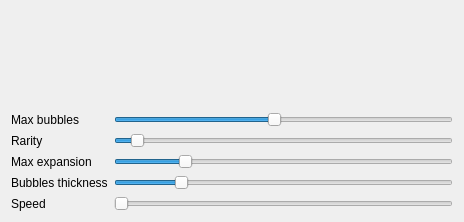
Before: the Qt Designer form Effects/Bubbles/Bubbles.ui in DLdota/OpenRGBEffectsPlugin, drawn with Qt 5.
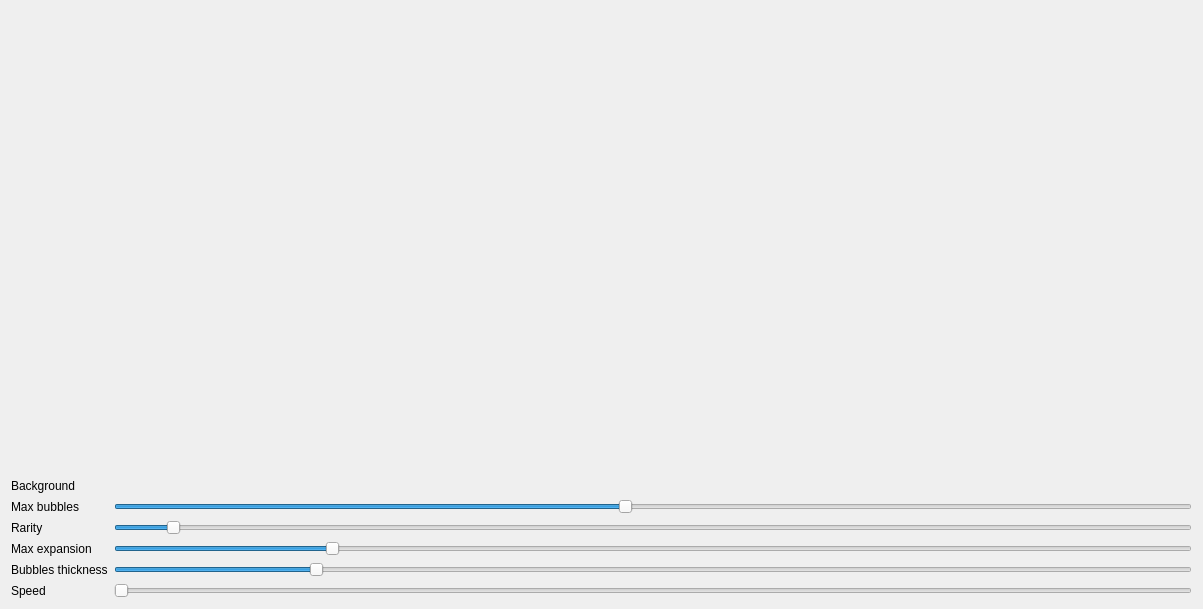
After: the same form once the commit is applied. Custom widgets are drawn as their Qt base class.

Commit message: Buubles: background color + lower speed #45 #46

```diff
--- a/Effects/Bubbles/Bubbles.ui
+++ b/Effects/Bubbles/Bubbles.ui
@@ -6,54 +6,15 @@
    <rect>
     <x>0</x>
     <y>0</y>
-    <width>464</width>
-    <height>222</height>
+    <width>1203</width>
+    <height>609</height>
    </rect>
   </property>
   <property name="windowTitle">
    <string>Form</string>
   </property>
   <layout class="QGridLayout" name="gridLayout">
-   <item row="1" column="0">
-    <widget class="QLabel" name="max_bubbles_label">
-     <property name="text">
-      <string>Max bubbles</string>
-     </property>
-    </widget>
-   </item>
    <item row="3" column="1">
-    <widget class="QSlider" name="max_expansion">
-     <property name="minimum">
-      <number>1</number>
-     </property>
-     <property name="maximum">
-      <number>500</number>
-     </property>
-     <property name="value">
-      <number>100</number>
-     </property>
-     <property name="orientation">
-      <enum>Qt::Horizontal</enum>
-     </property>
-    </widget>
-   </item>
-   <item row="1" column="1">
-    <widget class="QSlider" name="max_bubbles">
-     <property name="minimum">
-      <number>1</number>
-     </property>
-     <property name="maximum">
-      <number>20</number>
-     </property>
-     <property name="value">
-      <number>10</number>
-     </property>
-     <property name="orientation">
-      <enum>Qt::Horizontal</enum>
-     </property>
-    </widget>
-   </item>
-   <item row="2" column="1">
     <widget class="QSlider" name="rarity">
      <property name="minimum">
       <number>1</number>
@@ -69,40 +30,42 @@
      </property>
     </widget>
    </item>
-   <item row="4" column="1">
-    <widget class="QSlider" name="bubbles_thickness">
-     <property name="minimum">
-      <number>1</number>
-     </property>
-     <property name="maximum">
-      <number>50</number>
-     </property>
-     <property name="value">
-      <number>10</number>
-     </property>
-     <property name="orientation">
-      <enum>Qt::Horizontal</enum>
-     </property>
-    </widget>
-   </item>
-   <item row="4" column="0">
-    <widget class="QLabel" name="bubbles_thickness_label">
-     <property name="text">
-      <string>Bubbles thickness</string>
-     </property>
-    </widget>
-   </item>
-   <item row="2" column="0">
+   <item row="3" column="0">
     <widget class="QLabel" name="rarity_label">
      <property name="text">
       <string>Rarity</string>
      </property>
     </widget>
    </item>
-   <item row="3" column="0">
-    <widget class="QLabel" name="max_expansion_label">
-     <property name="text">
-      <string>Max expansion</string>
+   <item row="5" column="1">
+    <widget class="QSlider" name="bubbles_thickness">
+     <property name="minimum">
+      <number>1</number>
+     </property>
+     <property name="maximum">
+      <number>50</number>
+     </property>
+     <property name="value">
+      <number>10</number>
+     </property>
+     <property name="orientation">
+      <enum>Qt::Horizontal</enum>
+     </property>
+    </widget>
+   </item>
+   <item row="2" column="1">
+    <widget class="QSlider" name="max_bubbles">
+     <property name="minimum">
+      <number>1</number>
+     </property>
+     <property name="maximum">
+      <number>20</number>
+     </property>
+     <property name="value">
+      <number>10</number>
+     </property>
+     <property name="orientation">
+      <enum>Qt::Horizontal</enum>
      </property>
     </widget>
    </item>
@@ -120,27 +83,82 @@
     </spacer>
    </item>
    <item row="5" column="0">
+    <widget class="QLabel" name="bubbles_thickness_label">
+     <property name="text">
+      <string>Bubbles thickness</string>
+     </property>
+    </widget>
+   </item>
+   <item row="4" column="1">
+    <widget class="QSlider" name="max_expansion">
+     <property name="minimum">
+      <number>1</number>
+     </property>
+     <property name="maximum">
+      <number>500</number>
+     </property>
+     <property name="value">
+      <number>100</number>
+     </property>
+     <property name="orientation">
+      <enum>Qt::Horizontal</enum>
+     </property>
+    </widget>
+   </item>
+   <item row="1" column="0">
+    <widget class="QLabel" name="label">
+     <property name="text">
+      <string>Background</string>
+     </property>
+    </widget>
+   </item>
+   <item row="2" column="0">
+    <widget class="QLabel" name="max_bubbles_label">
+     <property name="text">
+      <string>Max bubbles</string>
+     </property>
+    </widget>
+   </item>
+   <item row="6" column="0">
     <widget class="QLabel" name="speed_mult_label">
      <property name="text">
       <string>Speed</string>
      </property>
     </widget>
    </item>
-   <item row="5" column="1">
+   <item row="6" column="1">
     <widget class="QSlider" name="speed_mult">
      <property name="minimum">
       <number>1</number>
      </property>
      <property name="maximum">
-      <number>20</number>
+      <number>100</number>
      </property>
      <property name="orientation">
       <enum>Qt::Horizontal</enum>
      </property>
     </widget>
    </item>
+   <item row="4" column="0">
+    <widget class="QLabel" name="max_expansion_label">
+     <property name="text">
+      <string>Max expansion</string>
+     </property>
+    </widget>
+   </item>
+   <item row="1" column="1">
+    <widget class="ColorPicker" name="background" native="true"/>
+   </item>
   </layout>
  </widget>
+ <customwidgets>
+  <customwidget>
+   <class>ColorPicker</class>
+   <extends>QWidget</extends>
+   <header location="global">ColorPicker.h</header>
+   <container>1</container>
+  </customwidget>
+ </customwidgets>
  <resources/>
  <connections/>
 </ui>
```
The commit also changes 3 other files.
